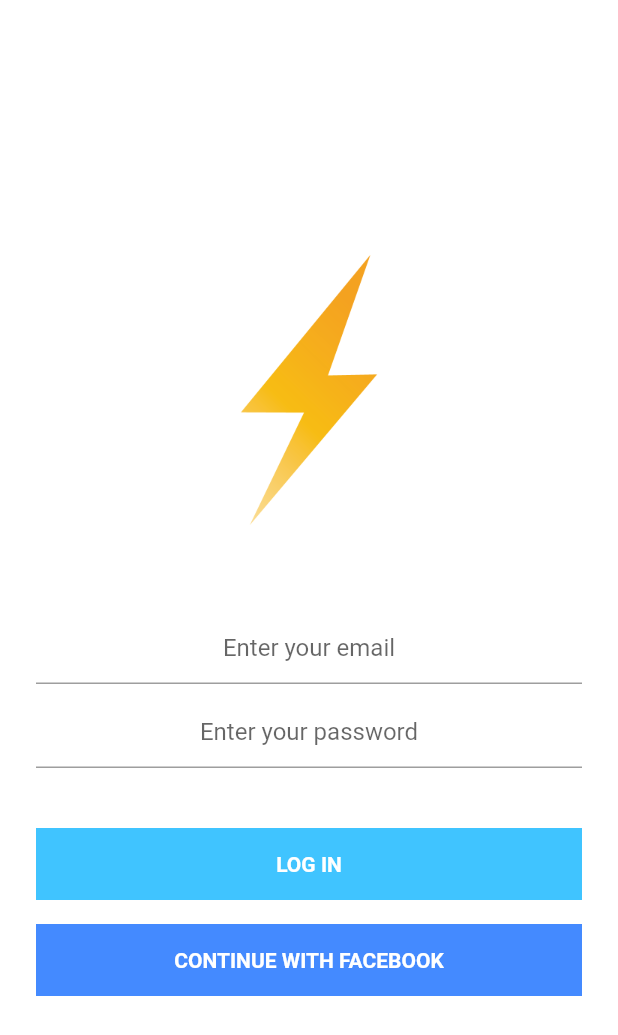
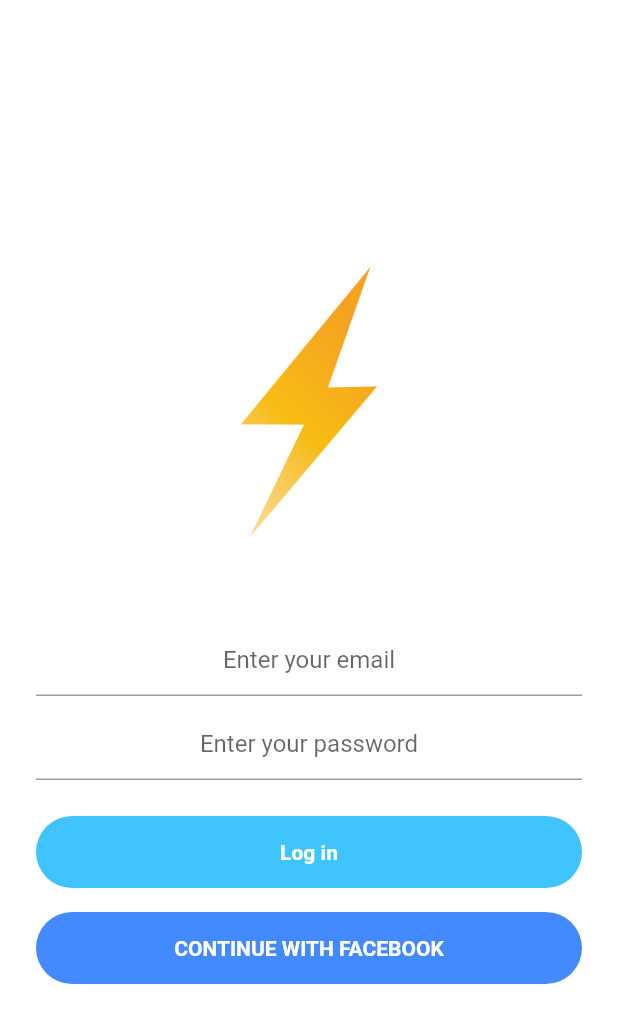
Before and after one commit to AwesomeAndrewMK/flash_chat, a Flutter app: the LoginScreen screen opened by its route, on a phone screen of 412 x 824 dp. Shown: the top 1035 px of the screen. Run offline on Flutter 3.47's test engine with Material 2 defaults, Android fonts, the phone set to English and light mode, and no system bars; our stand-ins replace animated_text_kit, cloud_firestore, firebase_auth, firebase_core, modal_progress_hud, share and 2 more; missing offline and left inert: flutter_facebook_auth; accounts and stored records are empty.

Commit message:
[Module-02] Implement all features, according to requirements and additional bug fixing

```diff
--- a/lib/components/main_button.dart
+++ b/lib/components/main_button.dart
@@ -1,24 +1,30 @@
 import 'package:flutter/material.dart';
 
 class MainButton extends StatelessWidget {
-  MainButton({this.title, this.color, @required this.onPressed});
+  MainButton({
+    this.title,
+    this.color,
+    @required this.onPressed,
+    this.boxDecoration,
+  });
 
   final String title;
   final Color color;
   final Function onPressed;
+  final BoxDecoration boxDecoration;
 
   @override
   Widget build(BuildContext context) {
-    return Padding(
-      padding: EdgeInsets.symmetric(vertical: 16.0),
-      child: Material(
-        color: color,
-        child: MaterialButton(
-          onPressed: onPressed,
-          minWidth: 200.0,
-          height: 42.0,
+    return GestureDetector(
+      onTap: onPressed,
+      child: Container(
+        decoration: boxDecoration,
+        color: boxDecoration == null ? color : null,
+        child: Padding(
+          padding: EdgeInsets.all(16),
           child: Text(
-            title.toUpperCase(),
+            title,
+            textAlign: TextAlign.center,
             style: TextStyle(
               fontWeight: FontWeight.bold,
               color: Colors.white,
--- a/lib/components/messages_stream.dart
+++ b/lib/components/messages_stream.dart
@@ -31,7 +31,7 @@ class MessagesStream extends StatelessWidget {
           final currentUser = email;
 
           MessageBubble messageBubble = MessageBubble(
-            text: messageText,
+            text: messageText ?? '',
             sender: messageSender,
             isMe: currentUser == messageSender,
           );
--- a/lib/constants.dart
+++ b/lib/constants.dart
@@ -2,6 +2,12 @@ import 'package:flutter/material.dart';
 
 const kSendButtonTextStyle = TextStyle(
   color: mainAppColor,
+  fontWeight: FontWeight.bold,
+  fontSize: 18.0,
+);
+
+const kInactiveSendButtonTextStyle = TextStyle(
+  color: Colors.grey,
   fontWeight: FontWeight.bold,
   fontSize: 18.0,
 );
--- a/lib/screens/login/login_screen.dart
+++ b/lib/screens/login/login_screen.dart
@@ -18,7 +18,6 @@ class _LoginScreenState extends State<LoginScreen> {
 
   String email;
   String password;
-  String errorMessage;
 
   bool _showSpinner = false;
 
@@ -92,7 +91,10 @@ class _LoginScreenState extends State<LoginScreen> {
               ),
               MainButton(
                 title: 'Log in',
-                color: Colors.lightBlueAccent,
+                boxDecoration: BoxDecoration(
+                  color: Colors.lightBlueAccent,
+                  borderRadius: BorderRadius.circular(24),
+                ),
                 onPressed: () async {
                   setState(() {
                     _showSpinner = true;
@@ -114,36 +116,26 @@ class _LoginScreenState extends State<LoginScreen> {
                       _showSpinner = false;
                     });
                   } catch (e) {
+                    final snackBar = SnackBar(
+                      content: Text(e.toString()),
+                      backgroundColor: Colors.red,
+                    );
+                    ScaffoldMessenger.of(context).showSnackBar(snackBar);
                     setState(() {
-                      errorMessage = e.toString();
                       _showSpinner = false;
                     });
                   }
                 },
               ),
-              errorMessage != null
-                  ? Text(
-                      errorMessage,
-                      style: TextStyle(
-                        color: Colors.red,
-                      ),
-                    )
-                  : Container(),
-              GestureDetector(
-                onTap: signInWithFacebook,
-                child: Container(
+              SizedBox(
+                height: 16,
+              ),
+              MainButton(
+                title: 'CONTINUE WITH FACEBOOK',
+                onPressed: signInWithFacebook,
+                boxDecoration: BoxDecoration(
                   color: Colors.blueAccent,
-                  child: Padding(
-                    padding: EdgeInsets.all(16),
-                    child: Text(
-                      'CONTINUE WITH FACEBOOK',
-                      textAlign: TextAlign.center,
-                      style: TextStyle(
-                        fontWeight: FontWeight.bold,
-                        color: Colors.white,
-                      ),
-                    ),
-                  ),
+                  borderRadius: BorderRadius.circular(24),
                 ),
               ),
             ],
--- a/lib/screens/welcome/welcome_screen.dart
+++ b/lib/screens/welcome/welcome_screen.dart
@@ -104,6 +104,9 @@ class _WelcomeScreenState extends State<WelcomeScreen>
                 Navigator.pushNamed(context, LoginScreen.id);
               },
             ),
+            SizedBox(
+              height: 16,
+            ),
             MainButton(
               title: 'Register',
               color: Colors.blueAccent,
```
Also changed, not shown: lib/screens/chat/chat_screen.dart (+7 -39 lines), lib/screens/main/main_screen.dart (+30 -2 lines), lib/screens/movie_screen/movie_screen.dart (added, +95 -0 lines), lib/screens/movies/components/movie_tile.dart (+24 -1 lines), lib/screens/movies/movies_screen.dart (+68 -29 lines), pubspec.yaml (+9 -0 lines), fonts/Anton-Regular.ttf (added), fonts/Rajdhani-Regular.ttf (added), pubspec.lock, 2 other files.
